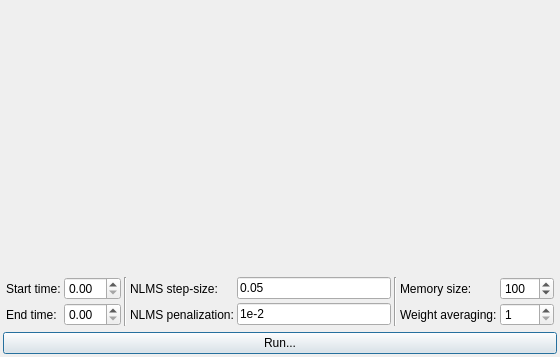
First picture: the form in uifiles/PathModeling.ui, repository eduardobatista/ActVibSoftware, before the edit.
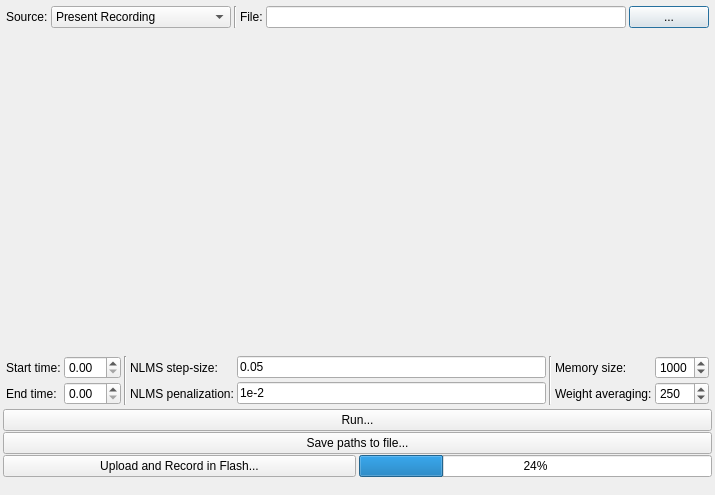
Second picture: the form after the edit.

Commit message: Path modeling added to software. Several other improvements as well.

```diff
--- a/uifiles/PathModeling.ui
+++ b/uifiles/PathModeling.ui
@@ -6,8 +6,8 @@
    <rect>
     <x>0</x>
     <y>0</y>
-    <width>560</width>
-    <height>357</height>
+    <width>715</width>
+    <height>495</height>
    </rect>
   </property>
   <property name="windowTitle">
@@ -15,7 +15,7 @@
   </property>
   <layout class="QVBoxLayout" name="verticalLayout">
    <property name="spacing">
-    <number>3</number>
+    <number>1</number>
    </property>
    <property name="leftMargin">
     <number>3</number>
@@ -29,6 +29,91 @@
    <property name="bottomMargin">
     <number>3</number>
    </property>
+   <item>
+    <widget class="QWidget" name="widget_3" native="true">
+     <layout class="QHBoxLayout" name="horizontalLayout">
+      <property name="spacing">
+       <number>3</number>
+      </property>
+      <property name="leftMargin">
+       <number>3</number>
+      </property>
+      <property name="topMargin">
+       <number>3</number>
+      </property>
+      <property name="rightMargin">
+       <number>3</number>
+      </property>
+      <property name="bottomMargin">
+       <number>3</number>
+      </property>
+      <item>
+       <widget class="QLabel" name="label_7">
+        <property name="sizePolicy">
+         <sizepolicy hsizetype="Minimum" vsizetype="Preferred">
+          <horstretch>0</horstretch>
+          <verstretch>0</verstretch>
+         </sizepolicy>
+        </property>
+        <property name="text">
+         <string>Source:</string>
+        </property>
+       </widget>
+      </item>
+      <item>
+       <widget class="QComboBox" name="comboSource">
+        <property name="sizePolicy">
+         <sizepolicy hsizetype="Preferred" vsizetype="Fixed">
+          <horstretch>1</horstretch>
+          <verstretch>0</verstretch>
+         </sizepolicy>
+        </property>
+        <item>
+         <property name="text">
+          <string>Present Recording</string>
+         </property>
+        </item>
+        <item>
+         <property name="text">
+          <string>File</string>
+         </property>
+        </item>
+       </widget>
+      </item>
+      <item>
+       <widget class="Line" name="line_3">
+        <property name="orientation">
+         <enum>Qt::Vertical</enum>
+        </property>
+       </widget>
+      </item>
+      <item>
+       <widget class="QLabel" name="label_8">
+        <property name="text">
+         <string>File:</string>
+        </property>
+       </widget>
+      </item>
+      <item>
+       <widget class="QLineEdit" name="fileName">
+        <property name="sizePolicy">
+         <sizepolicy hsizetype="Expanding" vsizetype="Fixed">
+          <horstretch>2</horstretch>
+          <verstretch>0</verstretch>
+         </sizepolicy>
+        </property>
+       </widget>
+      </item>
+      <item>
+       <widget class="QPushButton" name="bOpenFile">
+        <property name="text">
+         <string>...</string>
+        </property>
+       </widget>
+      </item>
+     </layout>
+    </widget>
+   </item>
    <item>
     <widget class="QWidget" name="widget" native="true">
      <property name="sizePolicy">
@@ -37,7 +122,23 @@
        <verstretch>0</verstretch>
       </sizepolicy>
      </property>
-     <layout class="QVBoxLayout" name="plotLayout"/>
+     <layout class="QVBoxLayout" name="plotLayout">
+      <property name="spacing">
+       <number>0</number>
+      </property>
+      <property name="leftMargin">
+       <number>0</number>
+      </property>
+      <property name="topMargin">
+       <number>0</number>
+      </property>
+      <property name="rightMargin">
+       <number>0</number>
+      </property>
+      <property name="bottomMargin">
+       <number>0</number>
+      </property>
+     </layout>
     </widget>
    </item>
    <item>
@@ -86,7 +187,7 @@
          <number>3000</number>
         </property>
         <property name="value">
-         <number>100</number>
+         <number>1000</number>
         </property>
        </widget>
       </item>
@@ -126,7 +227,7 @@
          <number>1000</number>
         </property>
         <property name="value">
-         <number>1</number>
+         <number>250</number>
         </property>
        </widget>
       </item>
@@ -182,6 +283,67 @@
      </property>
     </widget>
    </item>
+   <item>
+    <widget class="QPushButton" name="bSaveToFile">
+     <property name="text">
+      <string>Save paths to file...</string>
+     </property>
+    </widget>
+   </item>
+   <item>
+    <widget class="QWidget" name="widget_4" native="true">
+     <layout class="QHBoxLayout" name="horizontalLayout_2">
+      <property name="spacing">
+       <number>3</number>
+      </property>
+      <property name="leftMargin">
+       <number>0</number>
+      </property>
+      <property name="topMargin">
+       <number>0</number>
+      </property>
+      <property name="rightMargin">
+       <number>0</number>
+      </property>
+      <property name="bottomMargin">
+       <number>0</number>
+      </property>
+      <item>
+       <widget class="QPushButton" name="bUploadAndRec">
+        <property name="sizePolicy">
+         <sizepolicy hsizetype="Preferred" vsizetype="Fixed">
+          <horstretch>1</horstretch>
+          <verstretch>0</verstretch>
+         </sizepolicy>
+        </property>
+        <property name="text">
+         <string>Upload and Record in Flash...</string>
+        </property>
+       </widget>
+      </item>
+      <item>
+       <widget class="QProgressBar" name="progressBar">
+        <property name="sizePolicy">
+         <sizepolicy hsizetype="Expanding" vsizetype="Fixed">
+          <horstretch>1</horstretch>
+          <verstretch>0</verstretch>
+         </sizepolicy>
+        </property>
+        <property name="value">
+         <number>24</number>
+        </property>
+       </widget>
+      </item>
+     </layout>
+    </widget>
+   </item>
+   <item>
+    <widget class="QLabel" name="statusLabel">
+     <property name="text">
+      <string/>
+     </property>
+    </widget>
+   </item>
   </layout>
  </widget>
  <resources/>
```
The commit also changes 12 other files.
